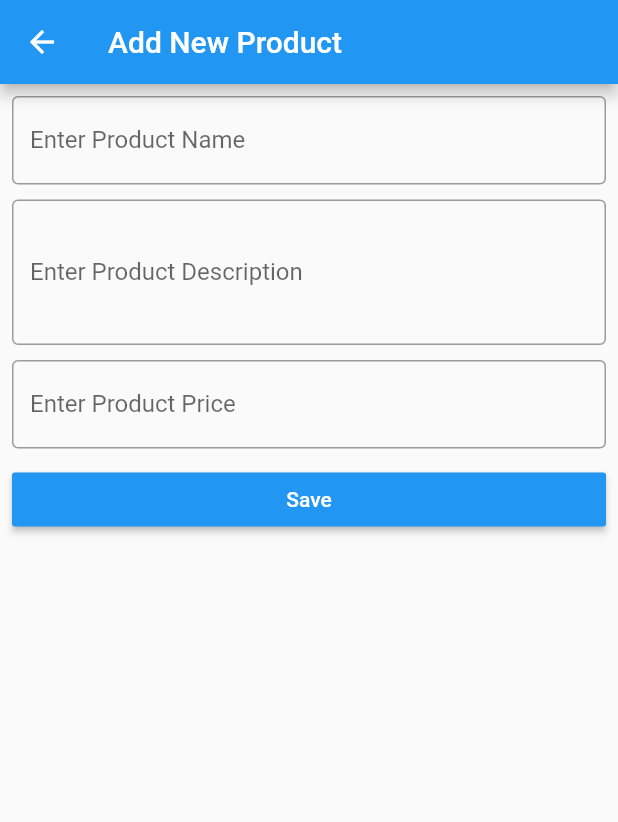
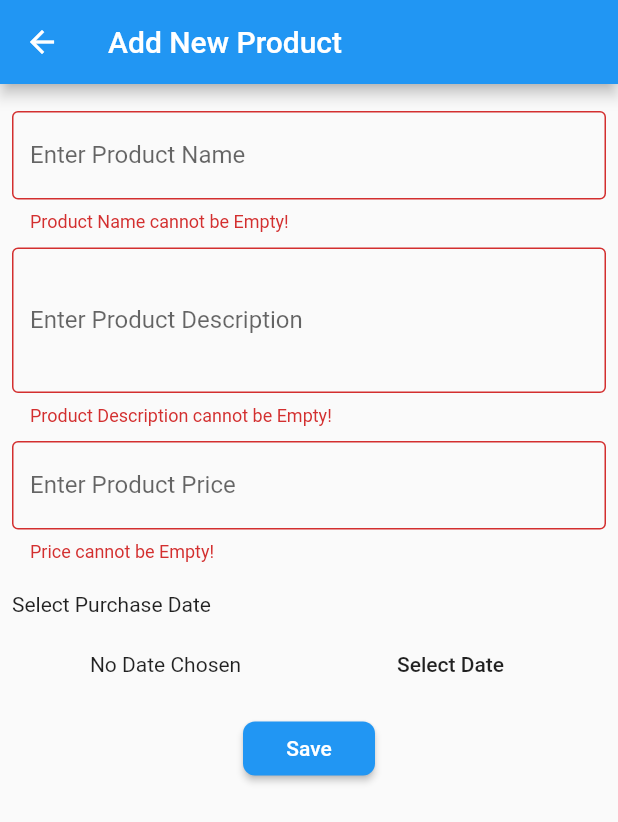
Before and after one commit to abdullah-bd/product, a Flutter app: the NewProductPage screen opened by its route, after a tap on "Save", on a phone screen of 412 x 824 dp. Shown: the top 822 px of the screen. Run offline on Flutter 3.47's test engine with Material 2 defaults, Android fonts, the phone set to English and light mode, and no system bars.

Commit message:
Date picker added.

```diff
--- a/lib/models/product_model.dart
+++ b/lib/models/product_model.dart
@@ -1,16 +1,20 @@
 import 'package:flutter/cupertino.dart';
 
 class Product{
-  int id;
-  String name;
-  String category;
-  String description;
-  double price;
-  bool isFavourite;
-  String uploadDate;
-  double rating;
-  String image;
+  int? id;
+  String? name;
+  String? category;
+  String? description;
+  double? price;
+  bool? isFavourite;
+  String? uploadDate;
+  double rating = 0.0;
+  String? image;
 
-  Product(this.id,this.name, this.category, this.description, this.price,
-      this.isFavourite, this.uploadDate, this.rating, this.image);
+  Product();
+
+  @override
+  String toString() {
+    return 'Product{id: $id, name: $name, category: $category, description: $description, price: $price, isFavourite: $isFavourite, uploadDate: $uploadDate, rating: $rating, image: $image}';
+  }
 }
--- a/lib/pages/new_product_page.dart
+++ b/lib/pages/new_product_page.dart
@@ -1,4 +1,5 @@
 import 'package:flutter/material.dart';
+import 'package:product_app/models/product_model.dart';
 
 class NewProductPage extends StatefulWidget {
   const NewProductPage({Key? key}) : super(key: key);
@@ -8,6 +9,21 @@ class NewProductPage extends StatefulWidget {
 }
 
 class _NewProductPageState extends State<NewProductPage> {
+
+  final _formKey = GlobalKey<FormState>();
+
+  var product = Product();
+
+  _saveProduct(){
+
+    if(_formKey.currentState!.validate()){
+      _formKey.currentState!.save();
+      print(product);
+    }
+
+  }
+
+
   @override
   Widget build(BuildContext context) {
     return Scaffold(
@@ -17,8 +33,10 @@ class _NewProductPageState extends State<NewProductPage> {
       body: Padding(
         padding: const EdgeInsets.all(8.0),
         child: Form(
+          key: _formKey,
           child: ListView(
             children: [
+              SizedBox(height: 10,),
               TextFormField(
                 decoration: InputDecoration(
                   border: OutlineInputBorder(),
@@ -33,6 +51,7 @@ class _NewProductPageState extends State<NewProductPage> {
                 },
                 onSaved: (newValue) {
 
+                  product.name = newValue!;
                 },
               ),
               SizedBox(height: 10,),
@@ -45,16 +64,16 @@ class _NewProductPageState extends State<NewProductPage> {
                 maxLines: 3,
                 validator: (value) {
                   if(value!.isEmpty){
-                    return 'Product Name cannot be Empty!';
+                    return 'Product Description cannot be Empty!';
                   }
                   return null;
                 },
                 onSaved: (newValue) {
 
+                  product.description = newValue!;
                 },
               ),
               SizedBox(height: 10,),
-
               TextFormField(
                 decoration: InputDecoration(
                   border: OutlineInputBorder(),
@@ -73,14 +92,39 @@ class _NewProductPageState extends State<NewProductPage> {
                 },
                 onSaved: (newValue) {
 
+                  product.price = double.parse(newValue!);
+
+                  product.id = 1;
                 },
               ),
-              SizedBox(height: 10,),
-              RaisedButton(
-                textColor: Colors.white,
-                color: Theme.of(context).primaryColor,
-                onPressed: _saveProduct ,
-                child: Text("Save" ),
+              SizedBox(height: 20,),
+              Text('Select Purchase Date'),
+              Padding(
+                padding: const EdgeInsets.all(8.0),
+                child: Row(
+                  mainAxisAlignment: MainAxisAlignment.spaceAround,
+                  children: [
+                    Text('No Date Chosen'),
+                    FlatButton(onPressed: (){
+                      Future<DateTime?> fdt = showDatePicker(context: context,
+                          initialDate: DateTime.now(),
+                          firstDate: DateTime(2022),
+                          lastDate: DateTime.now()
+                      );
+                      fdt.then((value) => print(value!.toIso8601String()));
+                    }, child: Text('Select Date'))
+
+                  ],
+                ),
+              ),
+              Center(
+                child: RaisedButton(
+                  textColor: Colors.white,
+                  shape: RoundedRectangleBorder (borderRadius: BorderRadius.circular(8)),
+                  color: Theme.of(context).primaryColor,
+                  onPressed: _saveProduct ,
+                  child: Text("Save" ),
+                ),
               )
             ],
 
@@ -90,6 +134,4 @@ class _NewProductPageState extends State<NewProductPage> {
     ) ;
   }
 
-  _saveProduct() {
-  }
 }
```
Also changed, not shown: pubspec.lock.
